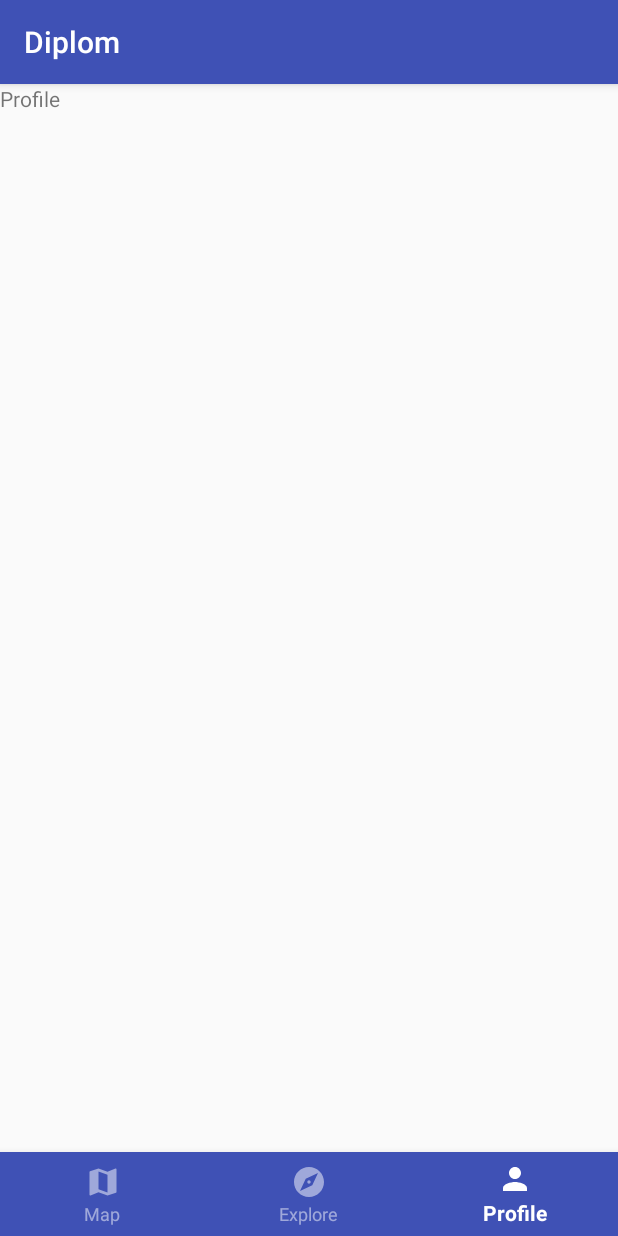
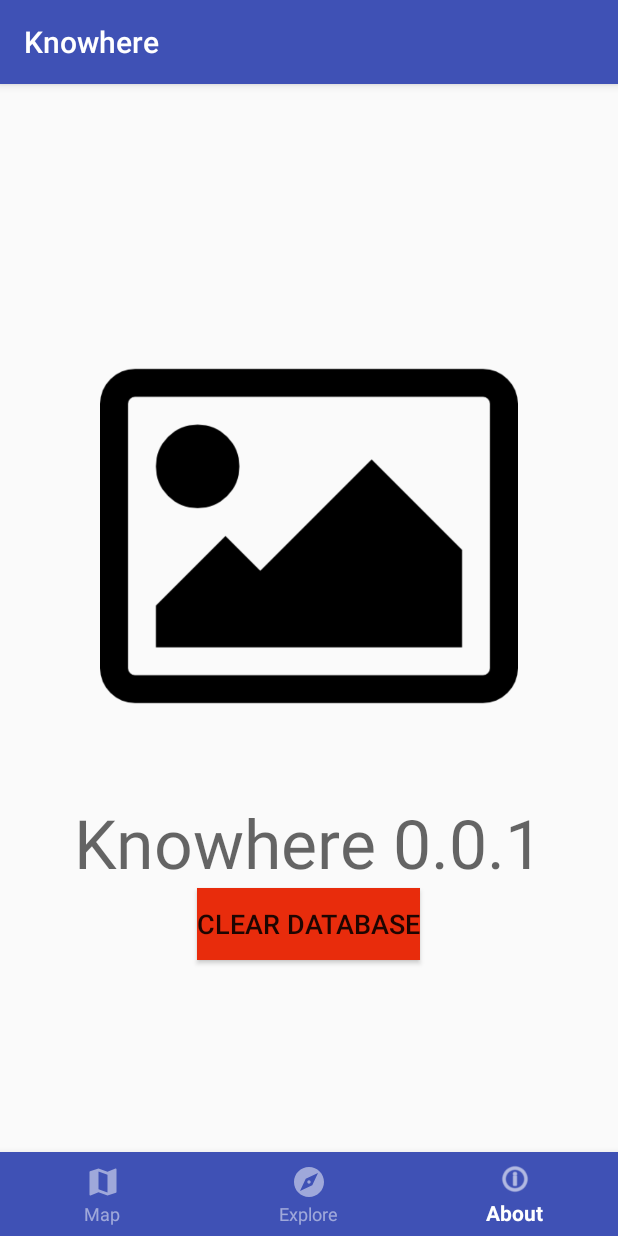
Before and after one commit to Diplodock/Knowhere, an Android app: the screen it shows after launch (MainActivity), item 3 of the bottom bar chosen, on a phone screen of 412 x 824 dp. Run offline under Robolectric (Android 15) with nearby library versions, the phone set to English and light mode, and no system bars; 4 statements that could not run were skipped.

Commit message:
about fragment

```diff
--- a/app/build.gradle
+++ b/app/build.gradle
@@ -3,7 +3,7 @@ apply plugin: 'com.android.application'
 android {
     compileSdkVersion 27
     defaultConfig {
-        applicationId "com.example.user.diplom"
+        applicationId "com.example.user.Knowhere"
         minSdkVersion 24
         targetSdkVersion 27
         versionCode 1
--- /dev/null
+++ b/app/src/main/java/com/example/user/Knowhere/AboutFragment.java
@@ -0,0 +1,41 @@
+package com.example.user.Knowhere;
+
+import android.os.Bundle;
+import android.app.Fragment;
+import android.view.LayoutInflater;
+import android.view.View;
+import android.view.ViewGroup;
+import android.widget.ArrayAdapter;
+import android.widget.Button;
+import android.widget.ListView;
+import android.widget.Toast;
+
+import java.util.List;
+
+import static com.example.user.Knowhere.LocationsDB.DBNAME;
+
+
+public class AboutFragment extends Fragment {
+    private Button button;
+
+    public AboutFragment() {
+
+    }
+
+
+    @Override
+    public View onCreateView(LayoutInflater inflater, ViewGroup container,
+                             Bundle savedInstanceState) {
+        View v = inflater.inflate(R.layout.fragment_about, container, false);
+        button = v.findViewById(R.id.btbdclear);
+        button.setOnClickListener(new View.OnClickListener() {
+            @Override
+            public void onClick(View view) {
+                getActivity().getApplicationContext().deleteDatabase(DBNAME);
+                Toast.makeText(getActivity().getApplicationContext(),"Database is clear \n Restart the app", Toast.LENGTH_SHORT).show();
+            }
+        });
+        return v;
+    }
+
+}
--- a/app/src/main/java/com/example/user/diplom/DatabaseAccess.java
+++ b/app/src/main/java/com/example/user/Knowhere/DatabaseAccess.java
@@ -1,4 +1,4 @@
-package com.example.user.diplom;
+package com.example.user.Knowhere;
 
 /**
  * Created by User on 023 23.05.18.
--- a/app/src/main/java/com/example/user/diplom/ExploreFragment.java
+++ b/app/src/main/java/com/example/user/Knowhere/ExploreFragment.java
@@ -1,4 +1,4 @@
-package com.example.user.diplom;
+package com.example.user.Knowhere;
 
 
 import android.os.Bundle;
@@ -8,7 +8,6 @@ import android.view.View;
 import android.view.ViewGroup;
 import android.widget.ArrayAdapter;
 import android.widget.ListView;
-import android.widget.TextView;
 
 import java.util.List;
 
--- a/app/src/main/java/com/example/user/diplom/LocationsContentProvider.java
+++ b/app/src/main/java/com/example/user/Knowhere/LocationsContentProvider.java
@@ -1,4 +1,4 @@
-package com.example.user.diplom;
+package com.example.user.Knowhere;
 
 /**
  * Created by User on 022 22.05.18.
@@ -16,7 +16,7 @@ import android.net.Uri;
 /** A custom Content Provider to do the database operations */
 public class LocationsContentProvider extends ContentProvider{
 
-    public static final String PROVIDER_NAME = "com.example.user.diplom.locations";
+    public static final String PROVIDER_NAME = "com.example.user.Knowhere.locations";
 
     /** A uri to do operations on locations table. A content provider is identified by its uri */
     public static final Uri CONTENT_URI = Uri.parse("content://" + PROVIDER_NAME + "/locations" );
--- a/app/src/main/java/com/example/user/diplom/LocationsDB.java
+++ b/app/src/main/java/com/example/user/Knowhere/LocationsDB.java
@@ -1,4 +1,4 @@
-package com.example.user.diplom;
+package com.example.user.Knowhere;
 
 /**
  * Created by User on 022 22.05.18.
--- a/app/src/main/java/com/example/user/diplom/MainActivity.java
+++ b/app/src/main/java/com/example/user/Knowhere/MainActivity.java
@@ -1,22 +1,13 @@
-package com.example.user.diplom;
+package com.example.user.Knowhere;
 
-import android.*;
-import android.Manifest;
-import android.content.pm.PackageManager;
-import android.location.Location;
 import android.support.annotation.NonNull;
 import android.support.design.widget.BottomNavigationView;
-import android.support.v4.app.ActivityCompat;
 import android.app.Fragment;
 import android.app.FragmentTransaction;
 import android.support.v7.app.AppCompatActivity;
 import android.os.Bundle;
 import android.view.MenuItem;
 import android.widget.FrameLayout;
-
-import com.google.android.gms.location.FusedLocationProviderClient;
-import com.google.android.gms.location.LocationServices;
-import com.google.android.gms.tasks.OnSuccessListener;
 
 public class MainActivity extends AppCompatActivity {
 
@@ -26,7 +17,7 @@ public class MainActivity extends AppCompatActivity {
 
     private MapFragment mapFragment;
     private ExploreFragment exploreFragment;
-    private ProfileFragment profileFragment;
+    private AboutFragment aboutFragment;
 
 
     @Override
@@ -40,7 +31,7 @@ public class MainActivity extends AppCompatActivity {
 
         mapFragment = new MapFragment();
         exploreFragment = new ExploreFragment();
-        profileFragment = new ProfileFragment();
+        aboutFragment = new AboutFragment();
 
         setFragment(mapFragment);
 
@@ -59,7 +50,7 @@ public class MainActivity extends AppCompatActivity {
                         return true;
 
                     case R.id.nav_profile:
-                        setFragment(profileFragment);
+                        setFragment(aboutFragment);
                         return true;
 
                     default:
--- a/app/src/main/java/com/example/user/diplom/ProfileFragment.java
+++ /dev/null
@@ -1,29 +0,0 @@
-package com.example.user.diplom;
-
-
-import android.os.Bundle;
-import android.app.Fragment;
-import android.view.LayoutInflater;
-import android.view.View;
-import android.view.ViewGroup;
-
-
-/**
- * A simple {@link Fragment} subclass.
- */
-public class ProfileFragment extends Fragment {
-
-
-    public ProfileFragment() {
-        // Required empty public constructor
-    }
-
-
-    @Override
-    public View onCreateView(LayoutInflater inflater, ViewGroup container,
-                             Bundle savedInstanceState) {
-        // Inflate the layout for this fragment
-        return inflater.inflate(R.layout.fragment_profile, container, false);
-    }
-
-}
--- /dev/null
+++ b/app/src/main/res/layout/fragment_about.xml
@@ -0,0 +1,49 @@
+<?xml version="1.0" encoding="utf-8"?>
+<android.support.constraint.ConstraintLayout xmlns:android="http://schemas.android.com/apk/res/android"
+    xmlns:app="http://schemas.android.com/apk/res-auto"
+    xmlns:tools="http://schemas.android.com/tools"
+    android:layout_width="match_parent"
+    android:layout_height="match_parent"
+    tools:context="com.example.user.Knowhere.AboutFragment">
+
+    <LinearLayout
+        android:layout_width="match_parent"
+        android:layout_height="match_parent"
+        android:orientation="vertical"
+        android:gravity="center"
+        android:layout_marginEnd="32dp"
+        android:layout_marginStart="32dp"
+        app:layout_constraintBottom_toBottomOf="parent"
+        app:layout_constraintEnd_toEndOf="parent"
+        app:layout_constraintStart_toStartOf="parent"
+        app:layout_constraintTop_toTopOf="parent">
+
+        <ImageView
+            android:id="@+id/imageView2"
+            android:layout_width="wrap_content"
+            android:layout_height="wrap_content"
+            android:adjustViewBounds="true"
+            android:contentDescription="abouticon"
+            android:cropToPadding="true"
+            android:scaleType="fitStart"
+            android:scaleX="0.8"
+            android:scaleY="0.8"
+            android:src="@drawable/aboutpicture" />
+
+        <TextView
+            android:id="@+id/textView"
+            android:layout_width="wrap_content"
+            android:layout_height="wrap_content"
+            android:text="Knowhere 0.0.1"
+            android:textAppearance="@style/TextAppearance.AppCompat.Display2" />
+
+        <Button
+            android:id="@+id/btbdclear"
+            android:layout_width="wrap_content"
+            android:layout_height="wrap_content"
+            android:background="@color/colorRed"
+            android:text="CLEAR DATABASE"
+            android:textSize="18sp" />
+
+    </LinearLayout>
+</android.support.constraint.ConstraintLayout>
--- a/app/src/main/res/layout/fragment_explore.xml
+++ b/app/src/main/res/layout/fragment_explore.xml
@@ -2,7 +2,7 @@
     xmlns:tools="http://schemas.android.com/tools"
     android:layout_width="match_parent"
     android:layout_height="match_parent"
-    tools:context="com.example.user.diplom.ExploreFragment">
+    tools:context="com.example.user.Knowhere.ExploreFragment">
 
     <!-- TODO: Update blank fragment layout -->
     <ListView
--- a/app/src/main/res/layout/fragment_map.xml
+++ b/app/src/main/res/layout/fragment_map.xml
@@ -2,7 +2,7 @@
     xmlns:tools="http://schemas.android.com/tools"
     android:layout_width="match_parent"
     android:layout_height="match_parent"
-    tools:context="com.example.user.diplom.MapFragment"
+    tools:context="com.example.user.Knowhere.MapFragment"
     android:name="com.google.android.gms.maps.MapFragment">
 
     <com.google.android.gms.maps.MapView
--- a/app/src/main/res/layout/fragment_profile.xml
+++ /dev/null
@@ -1,13 +0,0 @@
-<FrameLayout xmlns:android="http://schemas.android.com/apk/res/android"
-    xmlns:tools="http://schemas.android.com/tools"
-    android:layout_width="match_parent"
-    android:layout_height="match_parent"
-    tools:context="com.example.user.diplom.ProfileFragment">
-
-    <!-- TODO: Update blank fragment layout -->
-    <TextView
-        android:layout_width="match_parent"
-        android:layout_height="match_parent"
-        android:text="@string/profile" />
-
-</FrameLayout>
--- a/app/src/main/res/menu/bottom_navigation_main.xml
+++ b/app/src/main/res/menu/bottom_navigation_main.xml
@@ -15,7 +15,7 @@
     <item
         android:id="@+id/nav_profile"
         android:enabled="true"
-        android:icon="@drawable/ic_person_black_24dp"
-        android:title="@string/profile"
+        android:icon="@android:drawable/ic_menu_info_details"
+        android:title="@string/about"
         app:showAsAction="ifRoom" />
 </menu>
--- a/app/src/main/res/values/colors.xml
+++ b/app/src/main/res/values/colors.xml
@@ -3,7 +3,7 @@
     <color name="colorPrimary">#3F51B5</color>
     <color name="colorPrimaryDark">#303F9F</color>
     <color name="colorAccent">#FF4081</color>
-
     <color name="colorWhite">#ffffff</color>
     <color name="colorWhiteTransparent">#80ffffff</color>
+    <color name="colorRed">#E82C0C</color>
 </resources>
--- a/app/src/main/res/values/strings.xml
+++ b/app/src/main/res/values/strings.xml
@@ -1,5 +1,5 @@
 <resources>
-    <string name="app_name">Diplom</string>
+    <string name="app_name">Knowhere</string>
 
     <!-- TODO: Remove or change this placeholder text -->
     <string name="hello_blank_fragment">Hello blank fragment</string>
@@ -7,4 +7,7 @@
     <string name="explore">Explore</string>
     <string name="profile">Profile</string>
     <string name="title_activity_maps">Map</string>
+    <string name="about">About</string>
+    <string name="knowhere_0_0_1">Knowhere 0.0.1</string>
+    <string name="appicon">appicon</string>
 </resources>
```
Also changed, not shown: app/src/main/AndroidManifest.xml (+6 -6 lines), app/src/main/java/com/example/user/Knowhere/MapFragment.java (renamed from app/src/main/java/com/example/user/diplom/MapFragment.java, +1 -18 lines), app/src/main/res/drawable-v24/aboutpicture.png (added), 4 other files.
